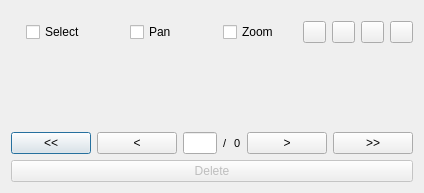
Old version of the form src/NavTable/ui/main_panel.ui in the repository fpsampayo/qgis-navtable.
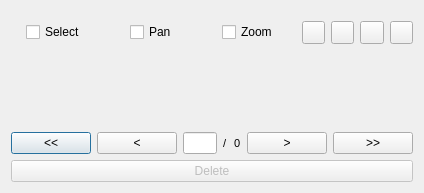
New version of the form.

Commit message: I change buttons from QPushButton to QToolButton.

The edit to the form file:
```diff
--- a/src/NavTable/ui/main_panel.ui
+++ b/src/NavTable/ui/main_panel.ui
@@ -75,7 +75,7 @@
        <item>
         <layout class="QHBoxLayout" name="horizontalLayout_4">
          <item>
-          <widget class="QPushButton" name="orderByBT">
+          <widget class="QToolButton" name="orderByBT">
            <property name="maximumSize">
             <size>
              <width>23</width>
@@ -97,7 +97,7 @@
           </widget>
          </item>
          <item>
-          <widget class="QPushButton" name="removeFilterBT">
+          <widget class="QToolButton" name="removeFilterBT">
            <property name="maximumSize">
             <size>
              <width>23</width>
@@ -119,10 +119,16 @@
           </widget>
          </item>
          <item>
-          <widget class="QPushButton" name="formFilterBT">
+          <widget class="QToolButton" name="formFilterBT">
+           <property name="sizePolicy">
+            <sizepolicy hsizetype="Minimum" vsizetype="Minimum">
+             <horstretch>0</horstretch>
+             <verstretch>0</verstretch>
+            </sizepolicy>
+           </property>
            <property name="maximumSize">
             <size>
-             <width>23</width>
+             <width>40</width>
              <height>40</height>
             </size>
            </property>
@@ -141,7 +147,7 @@
           </widget>
          </item>
          <item>
-          <widget class="QPushButton" name="exprFilterBT">
+          <widget class="QToolButton" name="exprFilterBT">
            <property name="maximumSize">
             <size>
              <width>23</width>
@@ -186,7 +192,7 @@
           <x>0</x>
           <y>0</y>
           <width>404</width>
-          <height>69</height>
+          <height>70</height>
          </rect>
         </property>
        </widget>
```
